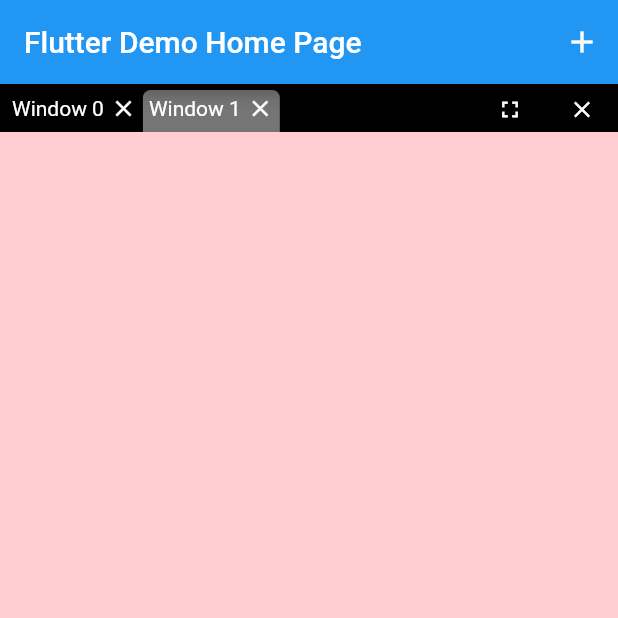
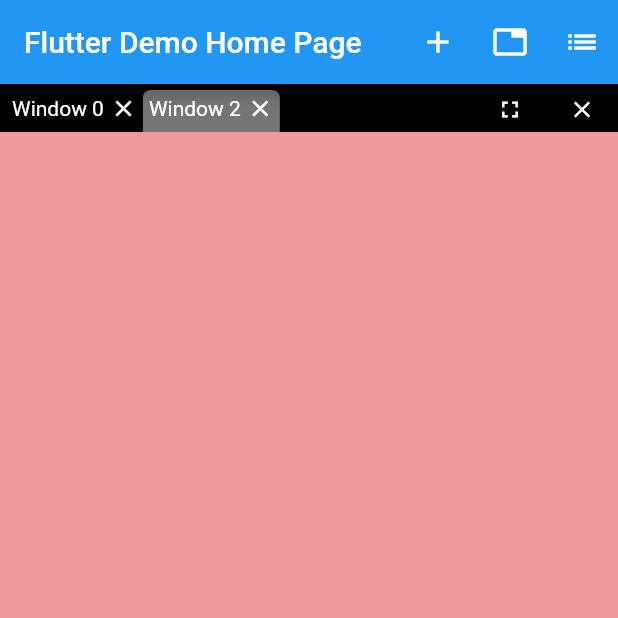
Before and after one commit to rodydavis/golden_layout, a Flutter app: the screen it shows after launch, after a tap on the "add" icon, on a phone screen of 412 x 824 dp, the top half of it. Run offline on Flutter 3.47's test engine with Material 2 defaults, Android fonts, the phone set to English and light mode, and no system bars.

```diff
--- a/example/lib/main.dart
+++ b/example/lib/main.dart
@@ -53,7 +53,31 @@ class _MyHomePageState extends State<MyHomePage> {
               if (mounted)
                 setState(() {
                   final _group = _controller.base.children[0] as WindowGroup;
-                  _group.addTab(_getTab(_group.tabs.length));
+                  _group.addTab(_getTab(_group.tabs.length + 1));
+                });
+            },
+          ),
+          IconButton(
+            tooltip: 'Add Group',
+            icon: Icon(Icons.tab),
+            onPressed: () {
+              if (mounted)
+                setState(() {
+                  final _group = WindowGroup();
+                  _group.addTab(_getTab(3));
+                  _controller.base.children.add(_group);
+                });
+            },
+          ),
+          IconButton(
+            tooltip: 'Add Row',
+            icon: Icon(Icons.list),
+            onPressed: () {
+              if (mounted)
+                setState(() {
+                  final _group1 = WindowGroup()..addTab(_getTab(2));
+                  final _group2 = WindowGroup()..addTab(_getTab(2));
+                  _controller.base.children.add(WindowRow([_group1, _group2]));
                 });
             },
           ),
--- a/lib/golden_layout.dart
+++ b/lib/golden_layout.dart
@@ -64,10 +64,10 @@ class _GoldenLayoutState extends State<GoldenLayout> {
     if (item is WindowColumn) {
       return Column(
         children: [
-          for (final item in item.children)
+          for (var i = 0; i < item.children.length; i++)
             Flexible(
-              flex: 1,
-              child: _renderItem(item),
+              flex: item.children[i].flex,
+              child: _renderItem(item.children[i]),
             ),
         ],
       );
@@ -75,11 +75,18 @@ class _GoldenLayoutState extends State<GoldenLayout> {
     if (item is WindowRow) {
       return Row(
         children: [
-          for (final item in item.children)
+          for (var i = 0; i < item.children.length; i++) ...[
             Flexible(
-              flex: 1,
-              child: _renderItem(item),
+              flex: item.children[i].flex,
+              child: _renderItem(item.children[i]),
             ),
+            if (i != item.children.length - 1)
+              VerticalDivider(
+                width: 8,
+                color: Colors.black,
+                thickness: 8,
+              )
+          ],
         ],
       );
     }
@@ -144,11 +151,23 @@ class RenderWindowGroup extends StatelessWidget {
                   feedback: Column(
                     mainAxisSize: MainAxisSize.min,
                     mainAxisAlignment: MainAxisAlignment.start,
+                    crossAxisAlignment: CrossAxisAlignment.start,
                     children: [
-                      // Material(
-                      //   elevation: 8,
-                      //   child: Text(group.tabs[i].title),
-                      // ),
+                      Material(
+                        elevation: 8,
+                        color: Colors.grey.shade600,
+                        borderRadius: BorderRadius.only(
+                          topLeft: Radius.circular(5),
+                          topRight: Radius.circular(5),
+                        ),
+                        child: Padding(
+                          padding: const EdgeInsets.all(8.0),
+                          child: Text(
+                            group.tabs[i].title,
+                            style: TextStyle(color: Colors.white),
+                          ),
+                        ),
+                      ),
                       SizedBox.fromSize(
                         size: popUpSize,
                         child: Material(
@@ -288,7 +307,7 @@ class WindowAcceptRegion extends StatefulWidget {
     this.bottom,
   }) : super(key: key);
 
-  final Function(WindowTab) onAccept;
+  final void Function(WindowTab) onAccept;
   final double top, left, right, bottom;
 
   @override
--- a/lib/src/window.dart
+++ b/lib/src/window.dart
@@ -1,6 +1,8 @@
 import 'tab.dart';
 
-abstract class WindowCollection {}
+abstract class WindowCollection {
+  int flex = 1;
+}
 
 class WindowRow extends WindowCollection {
   final List<WindowCollection> children;
```
